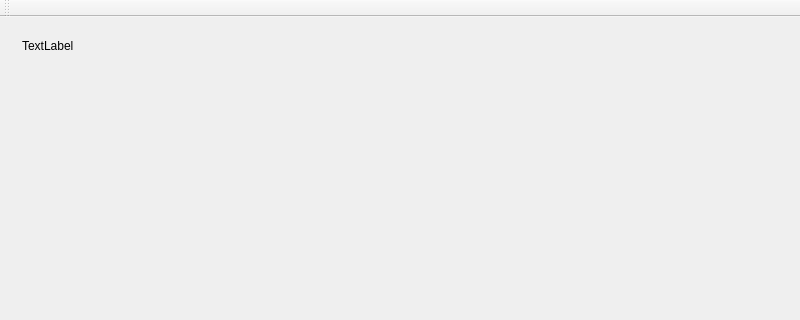
The window that Шахматы/Chess.ui (i-oktav-i/Chess) describes before a commit, drawn with Qt 5; both pictures show x 0 to 800 and y 0 to 320 of the 800 by 800 pixel window.
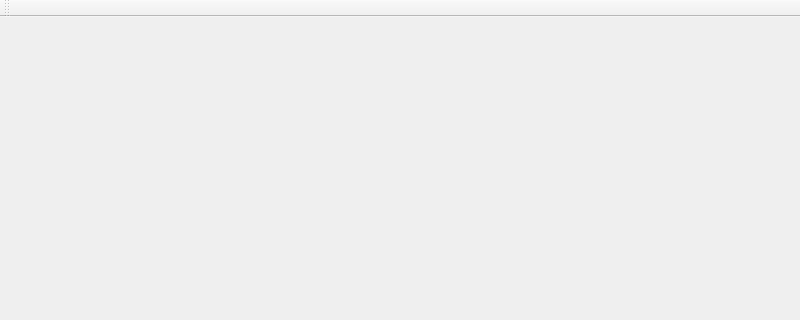
The same window after the commit. Custom widgets are drawn as their Qt base class.

What changed in the file:
```diff
--- a/Шахматы/Chess.ui
+++ b/Шахматы/Chess.ui
@@ -23,34 +23,7 @@
    <layout class="QVBoxLayout" name="verticalLayout">
     <item>
      <widget class="ChessBoardWidget" name="chessBoard" native="true">
-      <layout class="QGridLayout" name="gridLayout">
-       <item row="0" column="0">
-        <widget class="QLabel" name="turns">
-         <property name="maximumSize">
-          <size>
-           <width>16777215</width>
-           <height>30</height>
-          </size>
-         </property>
-         <property name="text">
-          <string>TextLabel</string>
-         </property>
-        </widget>
-       </item>
-       <item row="1" column="0">
-        <spacer name="verticalSpacer">
-         <property name="orientation">
-          <enum>Qt::Vertical</enum>
-         </property>
-         <property name="sizeHint" stdset="0">
-          <size>
-           <width>20</width>
-           <height>40</height>
-          </size>
-         </property>
-        </spacer>
-       </item>
-      </layout>
+      <layout class="QGridLayout" name="gridLayout"/>
      </widget>
     </item>
    </layout>
```
Left out of the diff: 2 changed lines with no effect on the pictures.
